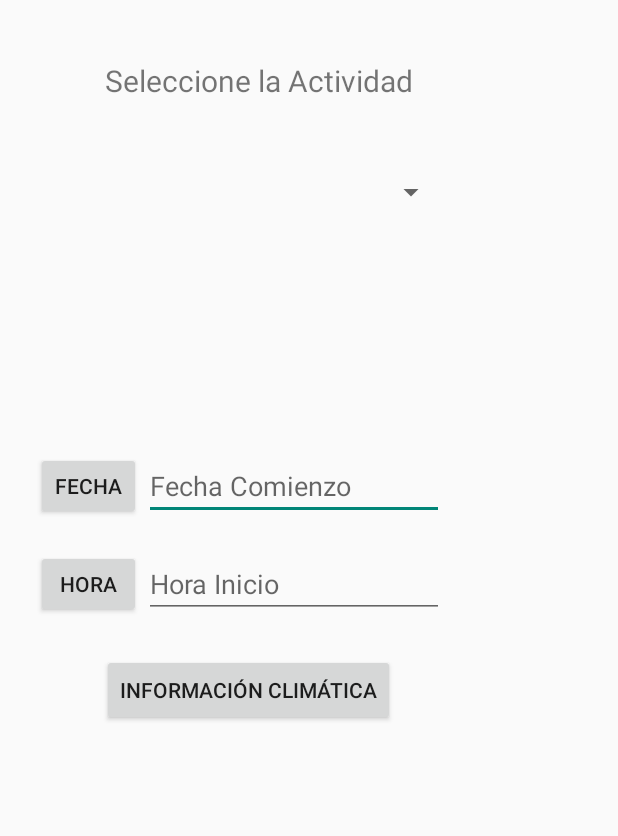
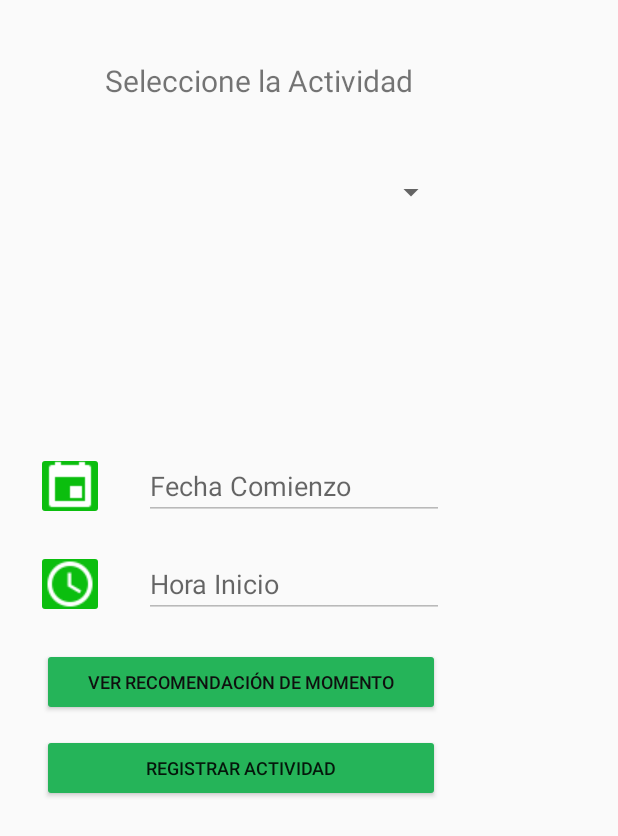
Before and after one commit to GonzaloPedrotti/DevelSys-ProyectoFinal2019, an Android app: the NuevaActividad screen opened directly, with no data from a screen before it, on a phone screen of 412 x 824 dp. Shown: the top 836 px of the screen. Run offline under Robolectric (Android 15) with nearby library versions, the light colour scheme and no system bars; libraries missing offline, so code that uses them is left out: com.loopj.android, cz.msebera.android; network calls fail; Roboto replaces fonts that are not available here; 7 statements that could not run were skipped.

Commit message:
Modificaciones registro de Actividad

```diff
--- a/app/src/main/java/pedrotti/gonzalo/proyecto/Actividad/NuevaActividad.java
+++ b/app/src/main/java/pedrotti/gonzalo/proyecto/Actividad/NuevaActividad.java
@@ -12,6 +12,7 @@ import android.widget.ArrayAdapter;
 import android.widget.Button;
 import android.widget.DatePicker;
 import android.widget.EditText;
+import android.widget.ImageButton;
 import android.widget.Spinner;
 import android.widget.TextView;
 import android.widget.TimePicker;
@@ -44,8 +45,9 @@ public class NuevaActividad extends AppCompatActivity implements AdapterView.OnI
     ArrayList<Actividad> actividadesList;
     ArrayList<Variedad> variedadesList;
 
-    private Button btnRegistrarActividad, btnHora, btnFecha, btnVerClima;
+    private Button btnRegistrarActividad, btnVerClima;
     private TextView tvVar;
+    ImageButton  btnHora, btnFecha;
     private EditText etFecha, etHora;
 
     private int mes, dia , anio, hora , minutos;
@@ -83,8 +85,8 @@ public class NuevaActividad extends AppCompatActivity implements AdapterView.OnI
 
         spActividad.setOnItemSelectedListener(this);
 
-        btnFecha = (Button) findViewById(R.id.btnFecha);
-        btnHora = (Button) findViewById(R.id.btnHora);
+        btnFecha = (ImageButton) findViewById(R.id.btnFecha);
+        btnHora = (ImageButton) findViewById(R.id.btnHora);
         etFecha = (EditText) findViewById(R.id.etFecha);
         etHora = (EditText) findViewById(R.id.etHora);
         btnVerClima = (Button)findViewById(R.id.btnInformacionApp);
@@ -105,9 +107,6 @@ public class NuevaActividad extends AppCompatActivity implements AdapterView.OnI
         });
 
     }
-
-
-
 
 
     //Spinner de Actividades
@@ -216,27 +215,40 @@ public class NuevaActividad extends AppCompatActivity implements AdapterView.OnI
         if(v==btnFecha){
             final Calendar c = Calendar.getInstance();
             dia = c.get(Calendar.DAY_OF_MONTH);
-            mes = c.get(Calendar.MONTH);
+            mes = c.get(Calendar.MONTH) ;
             anio = c.get(Calendar.YEAR);
 
+            //Picker de Fecha
             DatePickerDialog datePickerDialog = new DatePickerDialog(this, new DatePickerDialog.OnDateSetListener() {
                 @Override
                 public void onDateSet(DatePicker view, int year, int month, int dayOfMonth) {
-                    etFecha.setText(dayOfMonth+"/"+month+"/"+year);
+                    etFecha.setText(dayOfMonth+"/"+ (month+1) +"/"+year);
                 }
             },anio,mes,dia);
+
+            //Seteamos fecha mínima al día actual
+            datePickerDialog.setTitle("Fecha Estimada de Inicio");
+            datePickerDialog.getDatePicker().setMinDate(c.getTimeInMillis());
+//            datePickerDialog.getDatePicker().setMaxDate();
             datePickerDialog.show();
         }
+
+
         if(v==btnHora){
             final Calendar c= Calendar.getInstance();
             hora =c.get(Calendar.HOUR_OF_DAY);
             minutos =c.get(Calendar.MINUTE);
+
+            //Picker de Hora
             TimePickerDialog timePickerDialog = new TimePickerDialog(this, new TimePickerDialog.OnTimeSetListener() {
                 @Override
                 public void onTimeSet(TimePicker view, int hourOfDay, int minute) {
-                    etHora.setText(hourOfDay+":"+minute);
+                    etHora.setText(hourOfDay+":"+minute + " hs");
                 }
             },hora,minutos,false);
+
+
+            timePickerDialog.setTitle("Hora Estimada de Inicio");
             timePickerDialog.show();
         }
     }
--- a/app/src/main/java/pedrotti/gonzalo/proyecto/Login/Login.java
+++ b/app/src/main/java/pedrotti/gonzalo/proyecto/Login/Login.java
@@ -119,11 +119,7 @@ public class Login extends AppCompatActivity {
                         btnlogin.setEnabled(true);
                         btnlogin.setText("INGRESAR");
                     }
-
-
                 }
-
-
             }
         });
     }
--- a/app/src/main/res/layout/activity_nueva_actividad.xml
+++ b/app/src/main/res/layout/activity_nueva_actividad.xml
@@ -55,6 +55,7 @@
         android:layout_marginStart="96dp"
         android:layout_marginTop="20dp"
         android:ems="10"
+        android:enabled="false"
         android:hint="Fecha Comienzo"
         android:inputType="textPersonName"
         app:layout_constraintStart_toStartOf="parent"
@@ -67,38 +68,59 @@
         android:layout_marginStart="96dp"
         android:layout_marginTop="20dp"
         android:ems="10"
+        android:enabled="false"
         android:hint="Hora Inicio"
         android:inputType="textPersonName"
         app:layout_constraintStart_toStartOf="parent"
         app:layout_constraintTop_toBottomOf="@+id/etFecha" />
 
-    <Button
+    <ImageButton
         android:id="@+id/btnFecha"
-        android:layout_width="70dp"
+        android:layout_width="45dp"
         android:layout_height="45dp"
         android:layout_marginStart="24dp"
         android:layout_marginTop="20dp"
-        android:text="Fecha"
+        android:backgroundTint="#0BBE0E"
+        android:src="@drawable/ic_event_white_24dp"
         app:layout_constraintStart_toStartOf="parent"
-        app:layout_constraintTop_toBottomOf="@+id/spVariedad" />
+        app:layout_constraintTop_toBottomOf="@+id/spVariedad"
+        tools:ignore="ContentDescription" />
 
-    <Button
+    <ImageButton
         android:id="@+id/btnHora"
-        android:layout_width="70dp"
+        android:layout_width="45dp"
         android:layout_height="45dp"
+        android:layout_marginStart="24dp"
         android:layout_marginTop="20dp"
-        android:text="Hora"
-        app:layout_constraintStart_toStartOf="@+id/btnFecha"
-        app:layout_constraintTop_toBottomOf="@+id/btnFecha" />
+        android:backgroundTint="#0BBE0E"
+        android:src="@drawable/ic_access_time_white_24dp"
+        app:layout_constraintStart_toStartOf="parent"
+        app:layout_constraintTop_toBottomOf="@+id/etFecha"
+        tools:ignore="ContentDescription" />
 
     <Button
         android:id="@+id/btnInformacionApp"
-        android:layout_width="wrap_content"
-        android:layout_height="wrap_content"
-        android:layout_marginStart="68dp"
-        android:layout_marginTop="24dp"
-        android:text="Información Climática"
+        android:layout_width="265dp"
+        android:layout_height="45dp"
+        android:layout_marginStart="28dp"
+        android:layout_marginTop="20dp"
+        android:backgroundTint="#25B459"
+        android:text="Ver Recomendación de Momento"
+        android:textColor="#0F0F0F"
+        android:textSize="12sp"
         app:layout_constraintStart_toStartOf="parent"
         app:layout_constraintTop_toBottomOf="@+id/etHora" />
 
+    <Button
+        android:id="@+id/btnRegistrarActividad"
+        android:layout_width="265dp"
+        android:layout_height="45dp"
+        android:layout_marginStart="28dp"
+        android:layout_marginTop="12dp"
+        android:backgroundTint="#25B459"
+        android:text="REGISTRAR ACTIVIDAD"
+        android:textSize="12sp"
+        app:layout_constraintStart_toStartOf="parent"
+        app:layout_constraintTop_toBottomOf="@+id/btnInformacionApp" />
+
 </androidx.constraintlayout.widget.ConstraintLayout>
--- a/app/src/main/res/values/colors.xml
+++ b/app/src/main/res/values/colors.xml
@@ -10,7 +10,7 @@
     <!--<color name="colorAccent">#4CAF50</color>-->
 
     <color name="colorPrimary">#03A9F4</color>
-    <color name="colorPrimaryDark">#0288D1</color>
+    <color name="colorPrimaryDark">#12A6F6</color>
     <color name="colorAccent">#7C4DFF</color>
 
     <!--<color name="colorPrimary">#E91E63</color>-->
```
Also changed, not shown: app/src/main/AndroidManifest.xml (+5 -3 lines), app/src/main/java/pedrotti/gonzalo/proyecto/Clima/ClimaActualAdapter.java (+15 -5 lines), app/src/main/java/pedrotti/gonzalo/proyecto/Clima/InformacionClimatica.java (+30 -7 lines), app/src/main/res/layout/clima_actual_list.xml (+16 -6 lines), app/src/main/res/drawable/ic_access_time_white_24dp.png (added), app/src/main/res/drawable/ic_event_white_24dp.png (added), app/src/main/res/drawable/verde.png (added), 1 other file.
